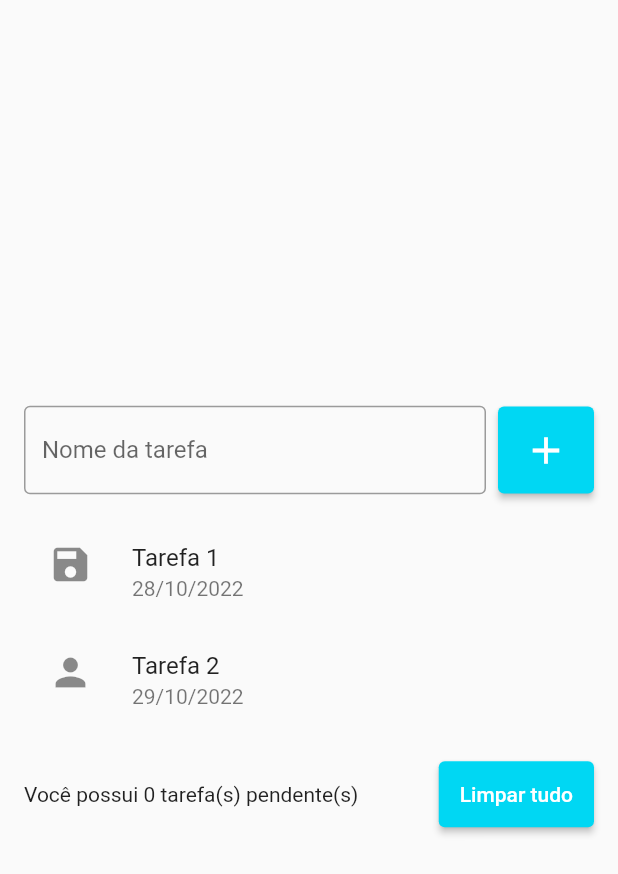
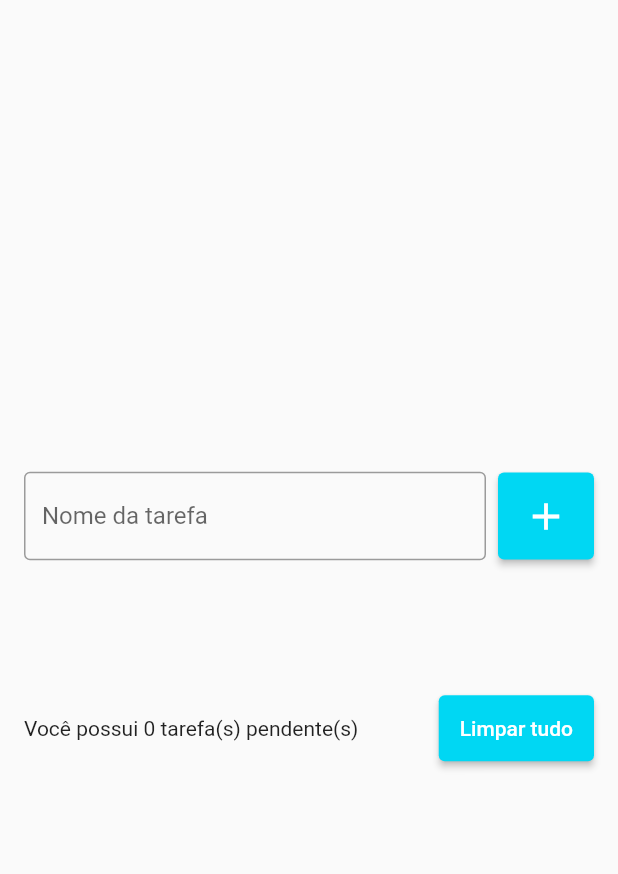
Before and after one commit to estelson/todo_list, a Flutter app: the screen it shows after launch, after a tap on the "add" icon, on a phone screen of 412 x 824 dp. Shown: the top 874 px of the screen. Run offline on Flutter 3.47's test engine with Material 2 defaults, Android fonts, the light colour scheme and no system bars.

Commit message:
Corrigindo a ListView

```diff
--- a/lib/pages/todo_list_page.dart
+++ b/lib/pages/todo_list_page.dart
@@ -1,7 +1,16 @@
 import 'package:flutter/material.dart';
 
-class TodoListPage extends StatelessWidget {
-  const TodoListPage({Key? key}) : super(key: key);
+class TodoListPage extends StatefulWidget {
+  TodoListPage({Key? key}) : super(key: key);
+
+  @override
+  State<TodoListPage> createState() => _TodoListPageState();
+}
+
+class _TodoListPageState extends State<TodoListPage> {
+  final TextEditingController todoController = TextEditingController();
+
+  List<String> todos = [];
 
   @override
   Widget build(BuildContext context) {
@@ -16,6 +25,7 @@ class TodoListPage extends StatelessWidget {
                 children: [
                   Expanded(
                     child: TextField(
+                      controller: todoController,
                       decoration: InputDecoration(
                         border: OutlineInputBorder(),
                         labelText: "Nome da tarefa",
@@ -25,7 +35,13 @@ class TodoListPage extends StatelessWidget {
                   ),
                   SizedBox(width: 8),
                   ElevatedButton(
-                    onPressed: () {},
+                    onPressed: () {
+                      String text = todoController.text;
+                      setState(() {
+                        todos.add(text);
+                      });
+                      todoController.clear();
+                    },
                     style: ElevatedButton.styleFrom(
                       backgroundColor: Color(0xff00d7f3),
                       padding: EdgeInsets.all(14),
@@ -38,26 +54,19 @@ class TodoListPage extends StatelessWidget {
                 ],
               ),
               SizedBox(height: 16),
-              ListView(
+              Flexible(
+                child: ListView(
                   shrinkWrap: true,
                   children: [
+                    for(String todo in todos)
                       ListTile(
-                    title: Text("Tarefa 1"),
-                    subtitle: Text("28/10/2022"),
-                    leading: Icon(Icons.save, size: 30),
+                        title: Text(todo),
                         onTap: () {
-                      print("Tarefa 1 clicada");
+                          print("Tarefa $todo clicada");
                         },
                       ),
-                  ListTile(
-                    title: Text("Tarefa 2"),
-                    subtitle: Text("29/10/2022"),
-                    leading: Icon(Icons.person, size: 30),
-                    onTap: () {
-                      print("Tarefa 2 clicada");
-                    }
+                  ],
                 ),
-                ],
               ),
               SizedBox(height: 16),
               Row(
```
Lines whose indentation alone changed are shown as unchanged.
